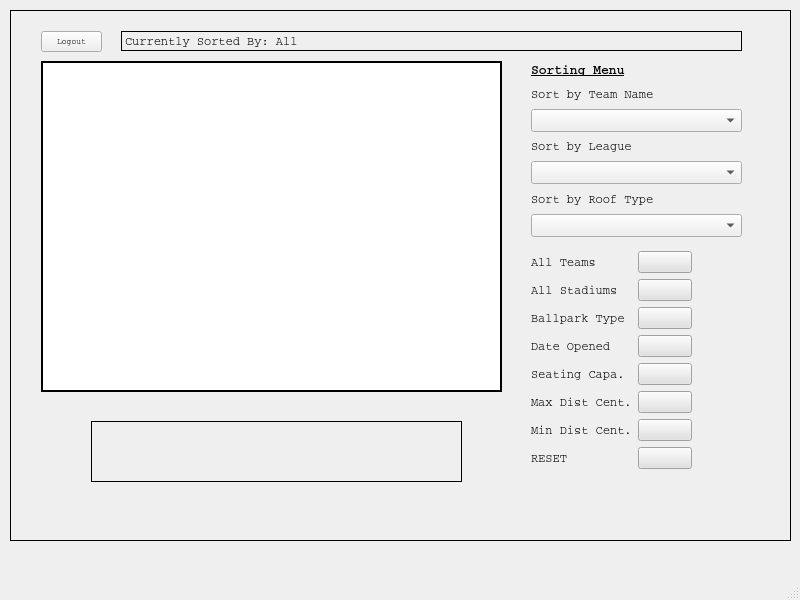
Above: CS1D_Project_2/mainwindow.ui from hicholasnu/Take-Me-Out-To-The-Ballgame before the change. Below: the same form after it.
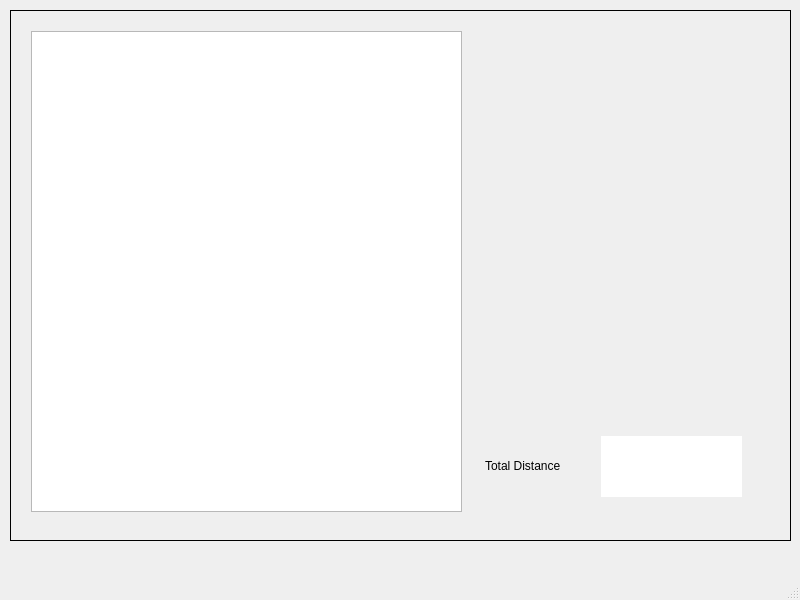
That is the form after the change.

Patch:
```diff
--- a/CS1D_Project_2/mainwindow.ui
+++ b/CS1D_Project_2/mainwindow.ui
@@ -39,7 +39,7 @@
      <enum>QFrame::Box</enum>
     </property>
     <property name="currentIndex">
-     <number>1</number>
+     <number>2</number>
     </property>
     <widget class="QWidget" name="LoginScreen">
      <property name="styleSheet">
@@ -577,6 +577,65 @@
       </property>
       <property name="text">
        <string>Logout</string>
+      </property>
+     </widget>
+     <widget class="QPushButton" name="pushButtonDFS">
+      <property name="geometry">
+       <rect>
+        <x>370</x>
+        <y>480</y>
+        <width>93</width>
+        <height>28</height>
+       </rect>
+      </property>
+      <property name="text">
+       <string>DFS</string>
+      </property>
+     </widget>
+    </widget>
+    <widget class="QWidget" name="TripScreen">
+     <widget class="QLabel" name="label">
+      <property name="geometry">
+       <rect>
+        <x>474</x>
+        <y>439</y>
+        <width>111</width>
+        <height>31</height>
+       </rect>
+      </property>
+      <property name="font">
+       <font>
+        <pointsize>9</pointsize>
+       </font>
+      </property>
+      <property name="text">
+       <string>Total Distance</string>
+      </property>
+     </widget>
+     <widget class="QTextBrowser" name="textBrowser">
+      <property name="geometry">
+       <rect>
+        <x>20</x>
+        <y>20</y>
+        <width>431</width>
+        <height>481</height>
+       </rect>
+      </property>
+     </widget>
+     <widget class="QLabel" name="labelTotalDistance">
+      <property name="geometry">
+       <rect>
+        <x>590</x>
+        <y>425</y>
+        <width>141</width>
+        <height>61</height>
+       </rect>
+      </property>
+      <property name="styleSheet">
+       <string notr="true">background-color: rgb(255, 255, 255);</string>
+      </property>
+      <property name="text">
+       <string/>
       </property>
      </widget>
     </widget>
```
